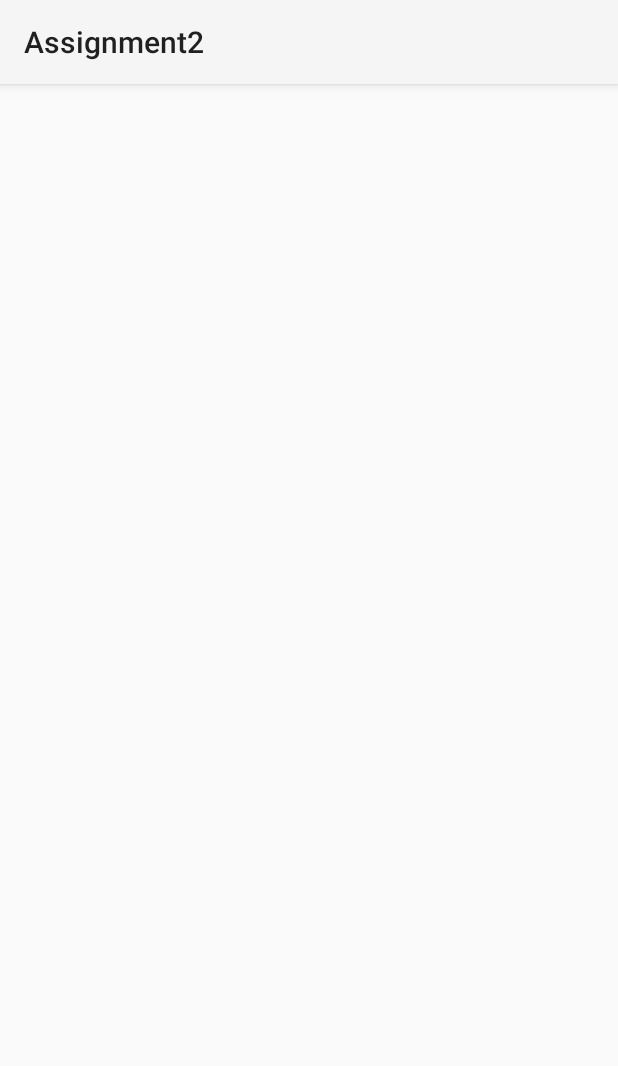
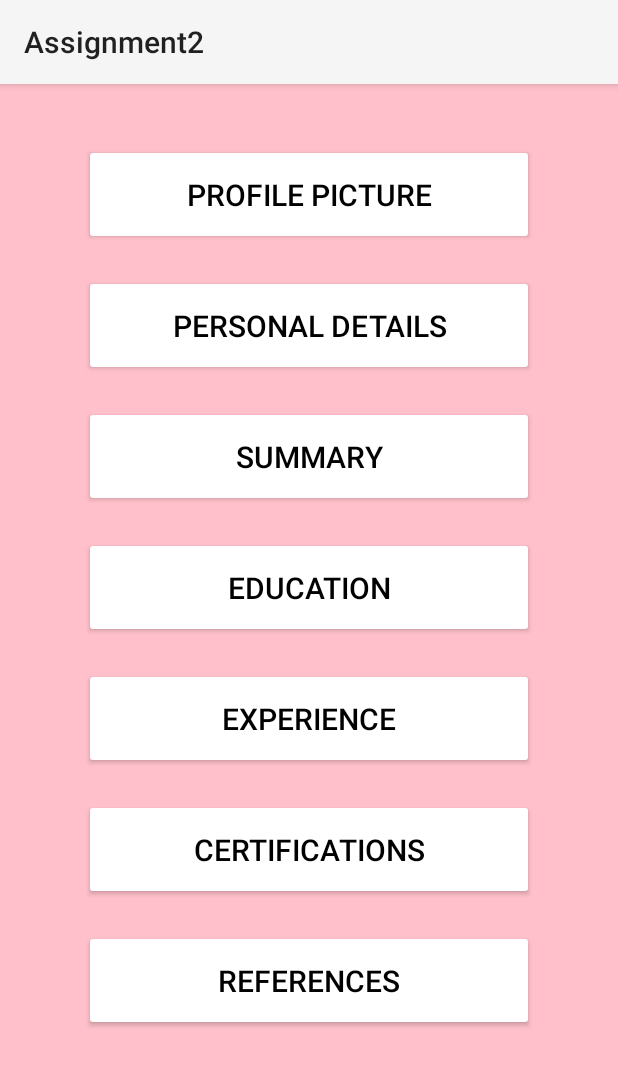
Before and after one commit to zaidiali9/SMD-assignment-2, an Android app: the screen it shows after launch (Home), on a phone screen of 412 x 824 dp. Shown: the top 1066 px of the screen. Run offline under Robolectric (Android 15) with nearby library versions, the phone set to English and light mode, and no system bars.

Commit message:
DashBoard Screen

```diff
--- a/app/src/main/java/com/example/assignment2/Home.java
+++ b/app/src/main/java/com/example/assignment2/Home.java
@@ -1,6 +1,7 @@
 package com.example.assignment2;
 
 import android.os.Bundle;
+import android.widget.Button;
 
 import androidx.activity.EdgeToEdge;
 import androidx.appcompat.app.AppCompatActivity;
@@ -10,6 +11,7 @@ import androidx.core.view.WindowInsetsCompat;
 
 public class Home extends AppCompatActivity {
 
+    Button profilePicture, personalDetails, summary, education, experience, certification, references;
     @Override
     protected void onCreate(Bundle savedInstanceState) {
         super.onCreate(savedInstanceState);
@@ -20,5 +22,16 @@ public class Home extends AppCompatActivity {
             v.setPadding(systemBars.left, systemBars.top, systemBars.right, systemBars.bottom);
             return insets;
         });
+        init();
+    }
+
+    private void init(){
+        profilePicture = findViewById(R.id.profile_picture);
+        personalDetails = findViewById(R.id.personal_details);
+        summary = findViewById(R.id.summary);
+        education = findViewById(R.id.education);
+        experience = findViewById(R.id.experience);
+        certification = findViewById(R.id.certifications);
+        references = findViewById(R.id.references);
     }
 }
--- a/app/src/main/res/layout/activity_home.xml
+++ b/app/src/main/res/layout/activity_home.xml
@@ -1,10 +1,100 @@
 <?xml version="1.0" encoding="utf-8"?>
-<androidx.constraintlayout.widget.ConstraintLayout xmlns:android="http://schemas.android.com/apk/res/android"
+<LinearLayout xmlns:android="http://schemas.android.com/apk/res/android"
     xmlns:app="http://schemas.android.com/apk/res-auto"
     xmlns:tools="http://schemas.android.com/tools"
     android:id="@+id/main"
     android:layout_width="match_parent"
     android:layout_height="match_parent"
-    tools:context=".Home">
+    tools:context=".Home"
+    android:orientation="vertical"
+    android:background="@color/pink"
+    >
+    <Button
+        android:layout_width="300dp"
+        android:layout_gravity="center"
+        android:text="@string/profile_picture"
+        android:layout_height="wrap_content"
+        android:textColor="@color/black"
+        android:backgroundTint="@color/white"
+        android:layout_marginTop="40dp"
+        android:paddingVertical="20dp"
+        android:textSize="20sp"
+        android:id="@+id/profile_picture"
+        />
+    <Button
+        android:layout_width="300dp"
+        android:layout_gravity="center"
+        android:text="@string/personal_details"
+        android:layout_height="wrap_content"
+        android:textColor="@color/black"
+        android:backgroundTint="@color/white"
+        android:layout_marginTop="20dp"
+        android:paddingVertical="20dp"
+        android:textSize="20sp"
+        android:id="@+id/personal_details"
+        />
+    <Button
+        android:layout_width="300dp"
+        android:layout_gravity="center"
+        android:text="@string/summary"
+        android:layout_height="wrap_content"
+        android:textColor="@color/black"
+        android:backgroundTint="@color/white"
+        android:layout_marginTop="20dp"
+        android:paddingVertical="20dp"
+        android:textSize="20sp"
+        android:id="@+id/summary"
+        />
+    <Button
+        android:layout_width="300dp"
+        android:layout_gravity="center"
+        android:text="@string/education"
+        android:layout_height="wrap_content"
+        android:textColor="@color/black"
+        android:backgroundTint="@color/white"
+        android:layout_marginTop="20dp"
+        android:paddingVertical="20dp"
+        android:textSize="20sp"
+        android:id="@+id/education"
+        />
+    <Button
+        android:layout_width="300dp"
+        android:layout_gravity="center"
+        android:text="@string/experience"
+        android:layout_height="wrap_content"
+        android:textColor="@color/black"
+        android:backgroundTint="@color/white"
+        android:layout_marginTop="20dp"
+        android:paddingVertical="20dp"
+        android:textSize="20sp"
+        android:id="@+id/experience"
+        />
+    <Button
+        android:layout_width="300dp"
+        android:layout_gravity="center"
+        android:text="@string/certifications"
+        android:layout_height="wrap_content"
+        android:textColor="@color/black"
+        android:backgroundTint="@color/white"
+        android:layout_marginTop="20dp"
+        android:paddingVertical="20dp"
+        android:textSize="20sp"
+        android:id="@+id/certifications"
+        />
+    <Button
+        android:layout_width="300dp"
+        android:layout_gravity="center"
+        android:text="@string/references"
+        android:layout_height="wrap_content"
+        android:textColor="@color/black"
+        android:backgroundTint="@color/white"
+        android:layout_marginTop="20dp"
+        android:paddingVertical="20dp"
+        android:textSize="20sp"
+        android:id="@+id/references"
+        />
 
-</androidx.constraintlayout.widget.ConstraintLayout>
+
+
+
+</LinearLayout>
--- a/app/src/main/res/values/colors.xml
+++ b/app/src/main/res/values/colors.xml
@@ -2,4 +2,21 @@
 <resources>
     <color name="black">#FF000000</color>
     <color name="white">#FFFFFFFF</color>
+    <color name="red">#FFFF0000</color>
+    <color name="green">#FF00FF00</color>
+    <color name="blue">#FF0000FF</color>
+    <color name="yellow">#FFFFFF00</color>
+    <color name="cyan">#FF00FFFF</color>
+    <color name="magenta">#FFFF00FF</color>
+    <color name="gray">#FF888888</color>
+    <color name="light_gray">#FFCCCCCC</color>
+    <color name="dark_gray">#FF444444</color>
+    <color name="orange">#FFFFA500</color>
+    <color name="purple">#FF800080</color>
+    <color name="pink">#FFFFC0CB</color>
+    <color name="teal">#FF008080</color>
+    <color name="brown">#FF8B4513</color>
+    <color name="gold">#FFFFD700</color>
+    <color name="indigo">#FF4B0082</color>
+    <color name="navy_blue">#FF000080</color>
 </resources>
--- a/app/src/main/res/values/strings.xml
+++ b/app/src/main/res/values/strings.xml
@@ -1,3 +1,10 @@
 <resources>
     <string name="app_name">Assignment2</string>
+    <string name="profile_picture">Profile Picture</string>
+    <string name="personal_details">Personal Details</string>
+    <string name="summary">Summary</string>
+    <string name="education">Education</string>
+    <string name="experience">Experience</string>
+    <string name="certifications">Certifications</string>
+    <string name="references">References</string>
 </resources>
```
